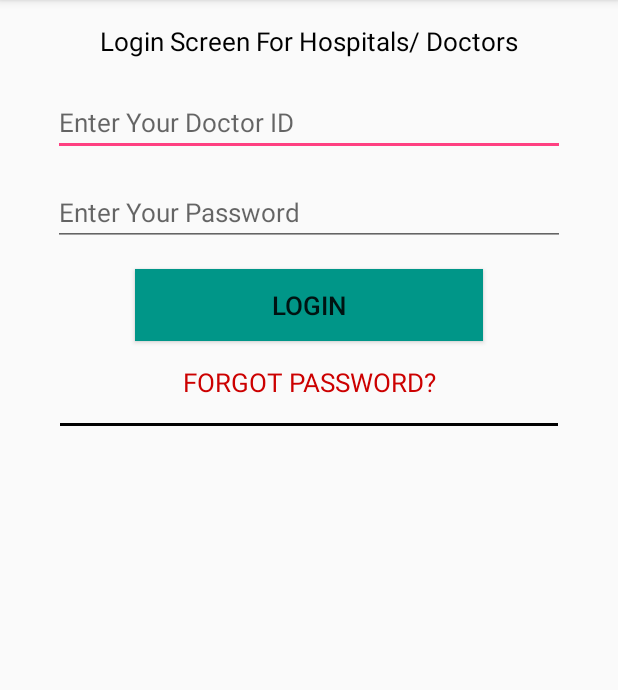
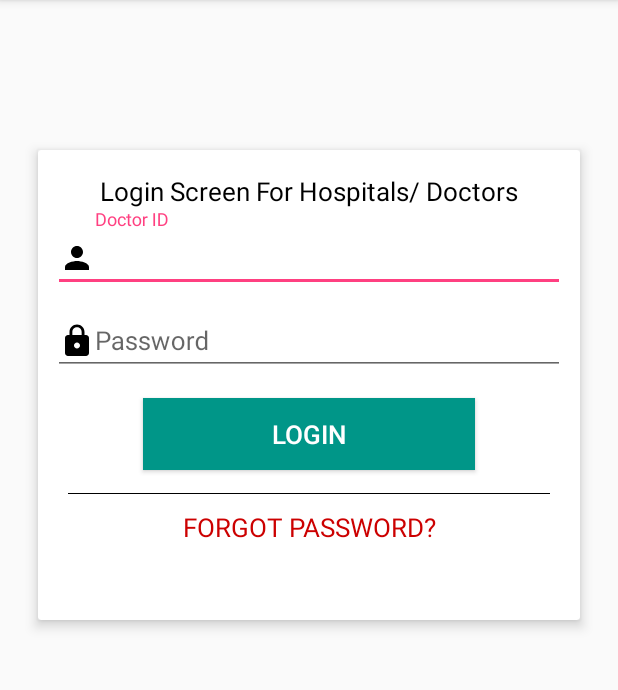
Before and after one commit to princek628/RespirePlus, an Android app: the DoctorLogin screen opened directly, with no data from a screen before it, on a phone screen of 412 x 824 dp, the part 84-774 px from its top. Run offline under Robolectric (Android 15) with nearby library versions, the phone set to English and light mode, and no system bars; our stand-ins replace Volley.

Commit message:
Modified by piyush

```diff
--- /dev/null
+++ b/app/src/main/res/drawable/bg.xml
@@ -0,0 +1,3 @@
+<?xml version="1.0" encoding="utf-8"?>
+<bitmap xmlns:android="http://schemas.android.com/apk/res/android"
+    android:src="@drawable/front1" android:alpha="0.9"/>
--- /dev/null
+++ b/app/src/main/res/drawable/id1.xml
@@ -0,0 +1,9 @@
+<vector xmlns:android="http://schemas.android.com/apk/res/android"
+        android:width="24dp"
+        android:height="24dp"
+        android:viewportWidth="24.0"
+        android:viewportHeight="24.0">
+    <path
+        android:fillColor="#FF000000"
+        android:pathData="M12,12c2.21,0 4,-1.79 4,-4s-1.79,-4 -4,-4 -4,1.79 -4,4 1.79,4 4,4zM12,14c-2.67,0 -8,1.34 -8,4v2h16v-2c0,-2.66 -5.33,-4 -8,-4z"/>
+</vector>
--- /dev/null
+++ b/app/src/main/res/drawable/lock.xml
@@ -0,0 +1,9 @@
+<vector xmlns:android="http://schemas.android.com/apk/res/android"
+        android:width="24dp"
+        android:height="24dp"
+        android:viewportWidth="24.0"
+        android:viewportHeight="24.0">
+    <path
+        android:fillColor="#FF000000"
+        android:pathData="M18,8h-1L17,6c0,-2.76 -2.24,-5 -5,-5S7,3.24 7,6v2L6,8c-1.1,0 -2,0.9 -2,2v10c0,1.1 0.9,2 2,2h12c1.1,0 2,-0.9 2,-2L20,10c0,-1.1 -0.9,-2 -2,-2zM12,17c-1.1,0 -2,-0.9 -2,-2s0.9,-2 2,-2 2,0.9 2,2 -0.9,2 -2,2zM15.1,8L8.9,8L8.9,6c0,-1.71 1.39,-3.1 3.1,-3.1 1.71,0 3.1,1.39 3.1,3.1v2z"/>
+</vector>
--- a/app/src/main/res/layout/doctor_login.xml
+++ b/app/src/main/res/layout/doctor_login.xml
@@ -1,10 +1,22 @@
 <?xml version="1.0" encoding="utf-8"?>
-<LinearLayout
-    xmlns:android="http://schemas.android.com/apk/res/android"
+
+<LinearLayout xmlns:android="http://schemas.android.com/apk/res/android"
+    xmlns:app="http://schemas.android.com/apk/res-auto"
     android:orientation="vertical"
     android:layout_width="match_parent"
     android:layout_height="match_parent">
+    <android.support.v7.widget.CardView
+        android:layout_width="match_parent"
+        android:layout_marginTop="100sp"
+        android:layout_marginLeft="25dp"
+        android:layout_marginRight="25dp"
 
+        app:cardElevation="5dp"
+        android:layout_height="wrap_content">
+        <LinearLayout
+            android:layout_width="match_parent"
+            android:orientation="vertical"
+            android:layout_height="wrap_content">
             <TextView
                 android:id="@+id/info"
                 android:layout_width="match_parent"
@@ -14,32 +26,41 @@
                 android:textColor="@android:color/black"
                 android:layout_marginTop="15dp"
                 android:text="Login Screen For Hospitals/ Doctors"/>
-
-    <EditText
+            <android.support.design.widget.TextInputLayout
+                android:layout_width="match_parent"
+                android:layout_height="wrap_content">
+                <android.support.design.widget.TextInputEditText
                     android:id="@+id/DocId"
+                    android:drawableLeft="@drawable/id1"
                     android:layout_width="match_parent"
                     android:layout_height="wrap_content"
                     android:layout_marginTop="20dp"
-        android:layout_marginLeft="35dp"
-        android:layout_marginRight="35dp"
-        android:hint="Enter Your Doctor ID"
+                    android:layout_marginLeft="10dp"
+                    android:layout_marginRight="10dp"
+                    android:hint="Doctor ID"
                     android:textSize="17dp"
                     android:inputType="text"
                     android:maxLines="1"
                     android:textColor="@color/colorPrimary"/>
+            </android.support.design.widget.TextInputLayout>
+            <android.support.design.widget.TextInputLayout
+                android:layout_width="match_parent"
+                android:layout_height="wrap_content">
+                <android.support.design.widget.TextInputEditText
+                    android:id="@+id/Password"
 
-    <EditText
-        android:id="@+id/Password"
                     android:layout_width="match_parent"
                     android:layout_height="wrap_content"
                     android:layout_marginTop="15dp"
-        android:layout_marginLeft="35dp"
-        android:layout_marginRight="35dp"
-        android:hint="Enter Your Password"
+                    android:drawableLeft="@drawable/lock"
+                    android:layout_marginLeft="10dp"
+                    android:layout_marginRight="10dp"
+                    android:hint="Password"
                     android:textSize="17dp"
                     android:inputType="textPassword"
                     android:maxLines="1"
                     android:textColor="@color/colorPrimary"/>
+            </android.support.design.widget.TextInputLayout>
 
             <Button
                 android:id="@+id/Login"
@@ -47,27 +68,32 @@
                 android:layout_height="wrap_content"
                 android:text="LOGIN"
                 android:textSize="17dp"
+                android:textColor="#ffffff"
                 android:background="@color/colorPrimaryDark"
                 android:layout_marginTop="15dp"
-        android:layout_marginLeft="90dp"
-        android:layout_marginRight="90dp"
+                android:layout_marginLeft="70dp"
+                android:layout_marginRight="70dp"
                 android:layout_marginBottom="15dp"/>
-
+            <View
+                android:layout_width="match_parent"
+                android:layout_height="0.5dp"
+                android:layout_marginLeft="20dp"
+                android:layout_marginRight="20dp"
+                android:background="@android:color/black"/>
             <TextView
                 android:id="@+id/ForgotPwd"
+                android:layout_marginTop="10dp"
                 android:layout_width="match_parent"
                 android:layout_height="wrap_content"
-        android:layout_marginBottom="15dp"
+                android:layout_marginBottom="50dp"
                 android:textSize="17dp"
                 android:text="FORGOT PASSWORD?"
                 android:textColor="@android:color/holo_red_dark"
                 android:gravity="center"/>
 
-    <View
-        android:layout_width="match_parent"
-        android:layout_height="2dp"
-        android:layout_marginLeft="40dp"
-        android:layout_marginRight="40dp"
-        android:background="@android:color/black"/>
 
         </LinearLayout>
+
+    </android.support.v7.widget.CardView>
+
+</LinearLayout>
--- a/build.gradle
+++ b/build.gradle
@@ -2,10 +2,13 @@
 
 buildscript {
     repositories {
+        google()
         jcenter()
+
+
     }
     dependencies {
-        classpath 'com.android.tools.build:gradle:3.0.1'
+        classpath 'com.android.tools.build:gradle:3.1.2'
 
         // NOTE: Do not place your application dependencies here; they belong
         // in the individual module build.gradle files
```
Also changed, not shown: app/build.gradle (+3 -5 lines), app/src/main/AndroidManifest.xml (+11 -4 lines), app/src/main/res/layout/activity_main.xml (+23 -19 lines), app/src/main/res/layout/additional_details.xml (+19 -3 lines), app/src/main/res/layout/login.xml (+59 -2 lines), app/src/main/res/drawable/front1.jpg (added), app/src/main/res/drawable/front3.jpg (added), gradle/wrapper/gradle-wrapper.properties. Lines whose indentation alone changed are shown as unchanged.
